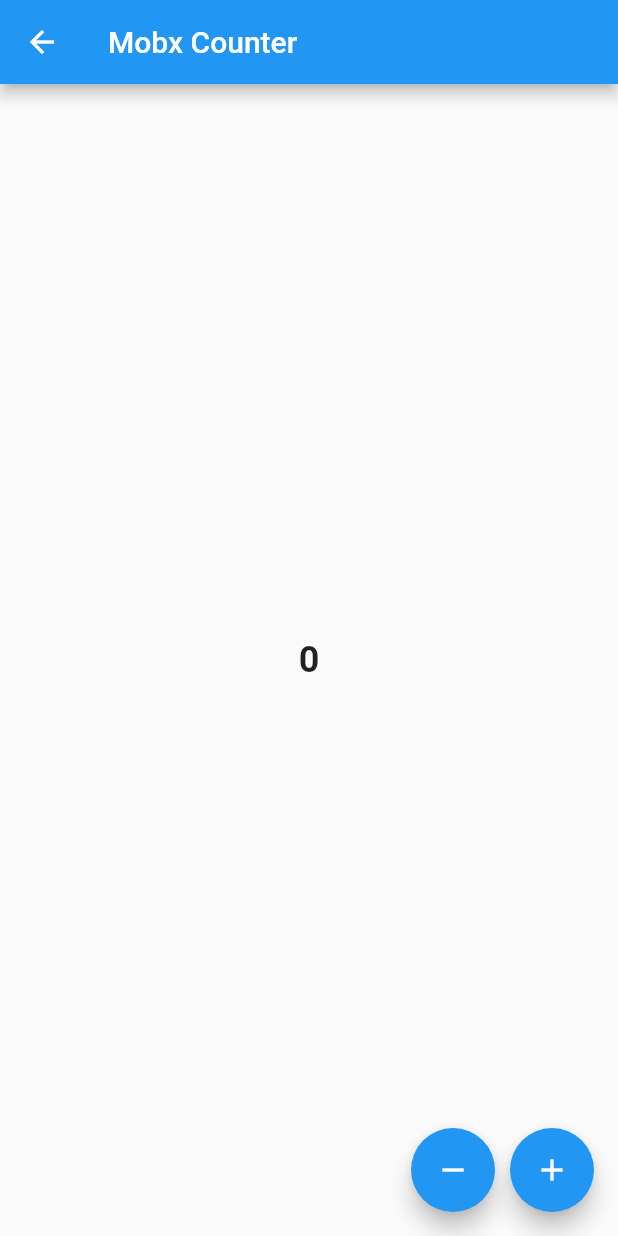
After one commit to jpeeicruz/getIt_and_mobx_practice, a Flutter app: the CounterMobxScreen screen opened by its route, after a tap on the "remove" icon, after a tap on the "add" icon, on a phone screen of 412 x 824 dp. The commit adds this screen. Run offline on Flutter 3.47's test engine with Material 2 defaults, Android fonts, the phone set to English and light mode, and no system bars; our stand-ins replace flutter_mobx, get_it, mobx; generated files the repository leaves out were written again.

Commit message:
feat: Store counter mobx

```diff
--- a/lib/main.dart
+++ b/lib/main.dart
@@ -1,5 +1,6 @@
 import 'package:flutter/material.dart';
 import 'package:get_it/get_it.dart';
+import 'package:test_app/screens/counter_mobx_screen.dart';
 import 'package:test_app/screens/counter_screen.dart';
 import 'package:test_app/screens/crud_screen.dart';
 import 'package:test_app/screens/home_screen.dart';
@@ -38,6 +39,8 @@ class MyApp extends StatelessWidget {
             return MaterialPageRoute(builder: (_) => CounterScreen());
           case '/getIt/crud-sample':
             return MaterialPageRoute(builder: (_) => CrudScreen());
+          case '/mobx/counter-sample':
+            return MaterialPageRoute(builder: (_) => CounterMobxScreen());
         }
       },
     );
--- /dev/null
+++ b/lib/screens/counter_mobx_screen.dart
@@ -0,0 +1,46 @@
+import 'package:flutter/material.dart';
+import 'package:flutter_mobx/flutter_mobx.dart';
+import 'package:test_app/store/counter-store.dart';
+
+class CounterMobxScreen extends StatefulWidget {
+  @override
+  _CounterMobxScreenState createState () => _CounterMobxScreenState();
+}
+
+class _CounterMobxScreenState extends State<CounterMobxScreen> {
+  final store = CounterStore();
+  @override
+  Widget build(BuildContext context) {
+    return Scaffold(
+      appBar: AppBar(title: Text('Mobx Counter'),
+      ),
+      body: Center(
+        child: Observer(
+          builder: (_) => Text(
+            '${store.counter}',
+            style: TextStyle(
+              fontSize: 24,
+              fontWeight: FontWeight.bold,
+            )
+          ),
+        ),
+      ),
+      floatingActionButton: Row(
+        mainAxisAlignment: MainAxisAlignment.end,
+        children: [
+          FloatingActionButton(
+            heroTag: 'decrement',
+            onPressed: store.decrement,
+            child: Icon(Icons.remove),
+          ),
+          SizedBox(width: 10),
+          FloatingActionButton(
+            heroTag: 'increment',
+            onPressed: store.increment,
+            child: Icon(Icons.add),
+          ),
+        ],
+      )
+    );
+  }
+}
--- a/lib/screens/home_screen.dart
+++ b/lib/screens/home_screen.dart
@@ -20,6 +20,10 @@ class HomeScreen extends StatelessWidget {
             RaisedButton(
               onPressed: () => Navigator.pushNamed(context, '/getIt/crud-sample'),
               child: Text('GetIt Crud Sample')
+            ),
+            RaisedButton(
+                onPressed: () => Navigator.pushNamed(context, '/mobx/counter-sample'),
+                child: Text('Mobx Counter Sample')
             )
           ],
         ),
--- /dev/null
+++ b/lib/store/counter-store.dart
@@ -0,0 +1,24 @@
+import 'package:flutter/material.dart';
+import 'package:mobx/mobx.dart';
+
+part 'counter-store.g.dart';
+
+class CounterStore = _CounterStore with _$CounterStore;
+
+abstract class _CounterStore with Store {
+  @observable
+  int counter = 0;
+
+  @action
+  increment() {
+    print('INCREMENT');
+    this.counter++;
+  }
+
+  @action
+  decrement() {
+    print('DECREMENT');
+    this.counter--;
+  }
+
+}
--- a/pubspec.yaml
+++ b/pubspec.yaml
@@ -29,10 +29,15 @@ dependencies:
   # Use with the CupertinoIcons class for iOS style icons.
   cupertino_icons: ^1.0.0
   get_it: ^5.0.6
+  flutter_mobx: ^1.1.0+2
+  mobx: ^1.2.1+4
 
 dev_dependencies:
+  build_runner: ^1.8.1
   flutter_test:
     sdk: flutter
+  mobx_codegen: ^1.0.3
+
 
 # For information on the generic Dart part of this file, see the
 # following page: https://dart.dev/tools/pub/pubspec
```
Also changed, not shown: lib/store/counter-store.g.dart (added), pubspec.lock.
